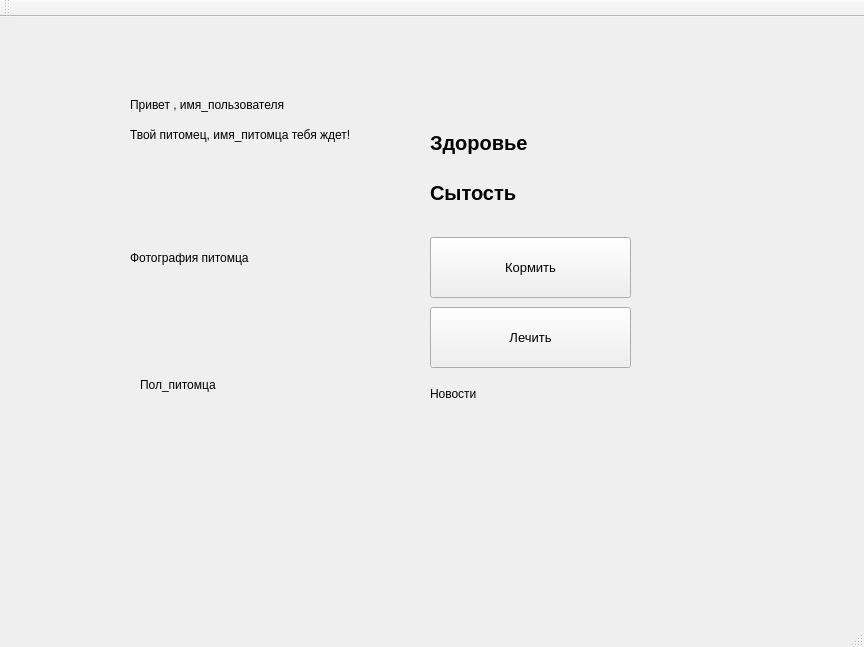
Qt form mainwindow.ui (artempal/tamagotchi) before a commit.
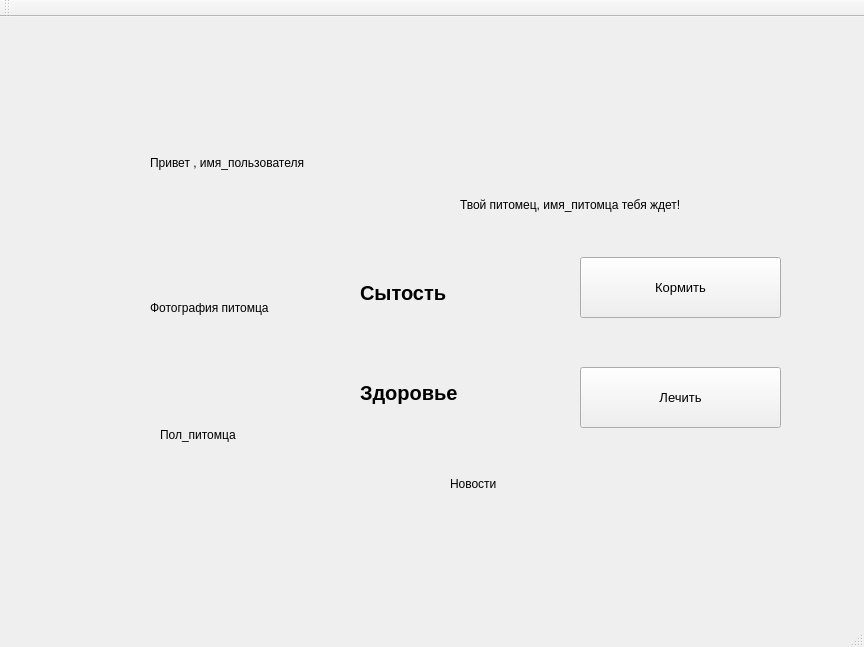
The same form after that commit.

Commit message: небольшие правки дизайна

Patch:
```diff
--- a/mainwindow.ui
+++ b/mainwindow.ui
@@ -17,8 +17,8 @@
    <widget class="QStackedWidget" name="stackedWidget">
     <property name="geometry">
      <rect>
-      <x>70</x>
-      <y>30</y>
+      <x>90</x>
+      <y>80</y>
       <width>701</width>
       <height>531</height>
      </rect>
@@ -51,9 +51,9 @@
       <property name="geometry">
        <rect>
         <x>60</x>
-        <y>50</y>
+        <y>40</y>
         <width>241</width>
-        <height>16</height>
+        <height>51</height>
        </rect>
       </property>
       <property name="text">
@@ -63,8 +63,8 @@
      <widget class="QLabel" name="pet_name_label">
       <property name="geometry">
        <rect>
-        <x>60</x>
-        <y>80</y>
+        <x>370</x>
+        <y>100</y>
         <width>221</width>
         <height>16</height>
        </rect>
@@ -102,8 +102,8 @@
      <widget class="QLabel" name="hp_label">
       <property name="geometry">
        <rect>
-        <x>360</x>
-        <y>70</y>
+        <x>270</x>
+        <y>270</y>
         <width>201</width>
         <height>51</height>
        </rect>
@@ -122,8 +122,8 @@
      <widget class="QLabel" name="hunger_label">
       <property name="geometry">
        <rect>
-        <x>360</x>
-        <y>120</y>
+        <x>270</x>
+        <y>170</y>
         <width>201</width>
         <height>51</height>
        </rect>
@@ -143,8 +143,8 @@
      <widget class="QPushButton" name="feed_btn">
       <property name="geometry">
        <rect>
-        <x>360</x>
-        <y>190</y>
+        <x>490</x>
+        <y>160</y>
         <width>201</width>
         <height>61</height>
        </rect>
@@ -233,8 +233,8 @@
      <widget class="QPushButton" name="heal_btn">
       <property name="geometry">
        <rect>
-        <x>360</x>
-        <y>260</y>
+        <x>490</x>
+        <y>270</y>
         <width>201</width>
         <height>61</height>
        </rect>
@@ -324,7 +324,7 @@
       <property name="geometry">
        <rect>
         <x>360</x>
-        <y>340</y>
+        <y>380</y>
         <width>211</width>
         <height>151</height>
        </rect>
```
The commit also changes 1 other file.
